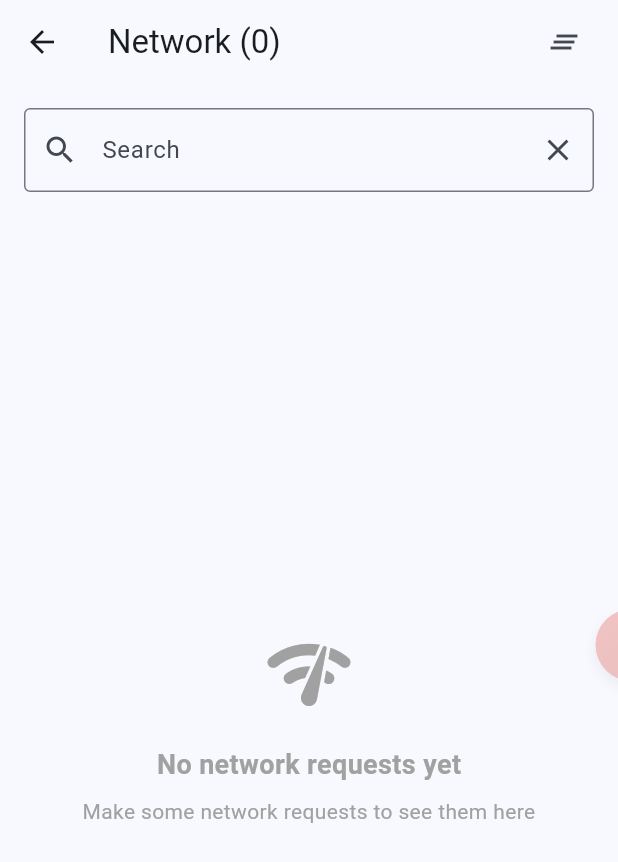
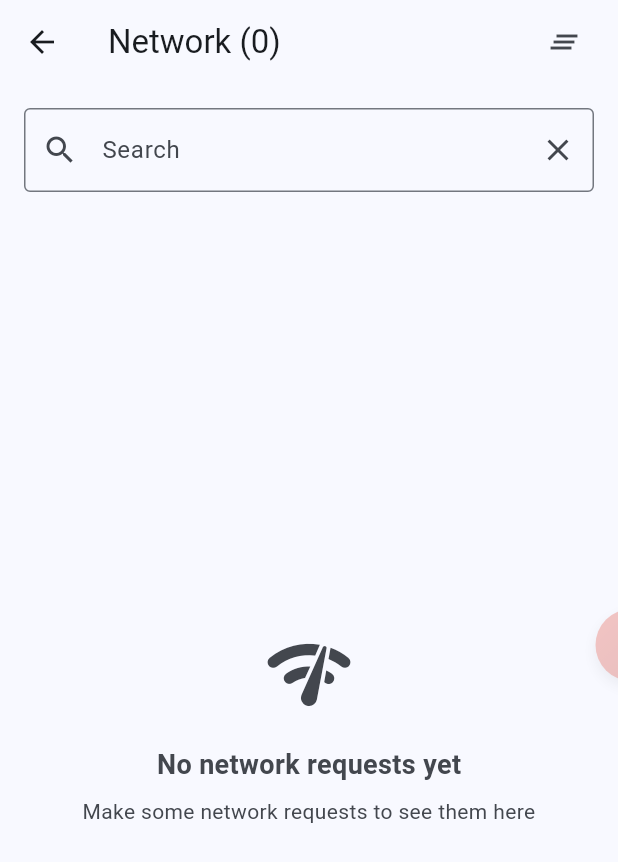
Before and after one commit to chayanforyou/tracex, a Flutter app: the screen it shows after launch, after a tap on "TraceX console", on a phone screen of 412 x 824 dp. Shown: the top 862 px of the screen. Run offline on Flutter 3.47's test engine with Material 3 defaults, Android fonts, the phone set to English and light mode, and no system bars; our stand-ins replace dio; missing offline and left inert: highlight.

```diff
--- a/example/lib/main.dart
+++ b/example/lib/main.dart
@@ -1,4 +1,5 @@
 import 'package:dio/dio.dart';
+import 'package:flutter/foundation.dart';
 import 'package:flutter/material.dart';
 import 'package:tracex/tracex.dart';
 
@@ -7,6 +8,7 @@ final TraceX tracex = TraceX(
   edgeMargin: 6.0,
   customFab: (isOpen) => MyCustomFab(isOpen: isOpen),
   logger: TraceXPrettyLogger(
+    enabled: kDebugMode,
     compact: true,
     responseHeader: false,
   ),
--- a/lib/src/constants/tracex_colors.dart
+++ b/lib/src/constants/tracex_colors.dart
@@ -9,6 +9,6 @@ class TraceXColors {
   static const Color orange = Color(0xFFFF9800);
   static const Color black = Color(0xFF181818);
   static const Color grey = Color(0xFFECEFF1);
-  static const Color textPrimary = Color(0xFF424242);
-  static const Color textSecondary = Color(0xFFA1A1A1);
+  static const Color textPrimary = Color(0xFF191C20);
+  static const Color textSecondary = Color(0xff43474E);
 }
--- a/lib/src/helper/tracex_pretty_logger.dart
+++ b/lib/src/helper/tracex_pretty_logger.dart
@@ -44,6 +44,9 @@ class TraceXPrettyLogger {
   /// you can also write log in a file.
   final void Function(Object object) logPrint;
 
+  /// Enable log print
+  final bool enabled;
+
   /// Default constructor
   TraceXPrettyLogger({
     this.request = true,
@@ -52,13 +55,16 @@ class TraceXPrettyLogger {
     this.responseHeader = true,
     this.responseBody = true,
     this.error = true,
-    this.maxWidth = 100,
+    this.maxWidth = 90,
     this.compact = true,
     this.logPrint = print,
+    this.enabled = true,
   });
 
   /// Log a network entry with pretty format
   void logNetwork(TraceXNetworkEntry entry) {
+    if (!enabled) return;
+
     final request = entry.request;
     final response = entry.response;
     final timestamp = DateTime.now().toIso8601String();
@@ -99,6 +105,8 @@ class TraceXPrettyLogger {
 
   /// Log a general message with pretty format
   void logMessage(String message, {StackTrace? stackTrace}) {
+    if (!enabled) return;
+
     final timestamp = DateTime.now().toIso8601String();
 
     _printBoxed(
--- a/lib/src/tracex.dart
+++ b/lib/src/tracex.dart
@@ -1,23 +1,21 @@
-import 'dart:developer' as developer;
-
 import 'package:flutter/material.dart';
 import 'package:tracex/src/core/tracex_overlay.dart';
 import 'package:tracex/src/widgets/tracex_home_screen.dart';
 import 'package:tracex/tracex.dart';
 
 class TraceX {
-  final int logBufferLength;
+  final TraceXPrettyLogger logger;
   final Widget Function(bool isOpen)? customFab;
   final double buttonSize;
   final double edgeMargin;
-  final TraceXPrettyLogger? logger;
+  final int logBufferLength;
 
   TraceX({
+    required this.logger,
+    this.customFab,
     this.buttonSize = 48.0,
     this.edgeMargin = 6.0,
     this.logBufferLength = 2500,
-    this.customFab,
-    this.logger,
   });
 
   final logs = ValueNotifier(<TraceXEntry>[]);
@@ -30,15 +28,7 @@ class TraceX {
   }
 
   void log(Object? message, {StackTrace? stackTrace}) {
-    if (logger != null) {
-      logger!.logMessage(message.toString(), stackTrace: stackTrace);
-    } else {
-      developer.log(
-        message.toString(),
-        name: 'tracex',
-        stackTrace: stackTrace,
-      );
-    }
+    logger.logMessage(message.toString(), stackTrace: stackTrace);
   }
 
   void network({
@@ -51,10 +41,7 @@ class TraceX {
         response: response,
       );
 
-      if (logger != null) {
-        logger!.logNetwork(entry);
-      }
-
+      logger.logNetwork(entry);
       _add(entry);
     } catch (_) {}
   }
--- a/lib/src/widgets/tracex_theme_wrapper.dart
+++ b/lib/src/widgets/tracex_theme_wrapper.dart
@@ -18,6 +18,18 @@ class TraceXThemeWrapper extends StatelessWidget {
         dividerTheme: DividerThemeData(
           color: TraceXColors.grey,
         ),
+        listTileTheme: ListTileThemeData(
+          titleTextStyle: TextStyle(
+            height: 1.5,
+            fontWeight: FontWeight.bold,
+            color: TraceXColors.textPrimary,
+          ),
+          subtitleTextStyle: TextStyle(
+            height: 1.43,
+            fontWeight: FontWeight.normal,
+            color: TraceXColors.textSecondary,
+          ),
+        ),
       ),
       child: child,
     );
--- a/pubspec.yaml
+++ b/pubspec.yaml
@@ -1,6 +1,6 @@
 name: tracex
 description: "Advanced In-App Debugging Console for Flutter Applications with Network Monitoring"
-version: 1.0.0
+version: 1.1.1
 homepage: https://github.com/chayanforyou/tracex
 repository: https://github.com/chayanforyou/tracex
 issue_tracker: https://github.com/chayanforyou/tracex/issues
@@ -18,6 +18,7 @@ environment:
 
 dependencies:
   dio: ">=4.0.0 <6.0.0"
+  highlight: ">=0.7.0 <1.0.0"
   flutter:
     sdk: flutter
 
```
Also changed, not shown: lib/src/extensions/string_extensions.dart (+15 -11 lines), lib/src/highlight/json_highlight.dart (added, +105 -0 lines), lib/src/highlight/themes/default.dart (added, +34 -0 lines), lib/src/widgets/tracex_details_screen.dart (+9 -12 lines), doc/2.png, example/pubspec.lock, 2 other files.
